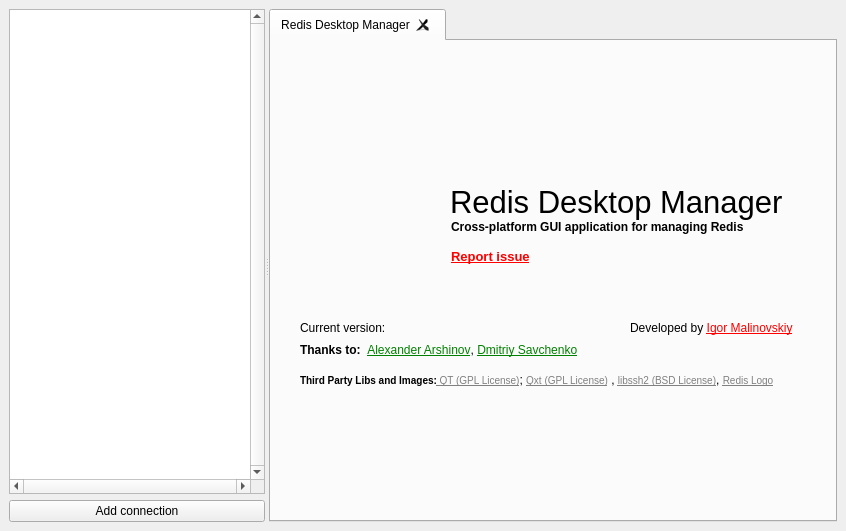
Before: the Qt Designer form redis-desktop-manager/forms/demo.ui in RedisInsight/RedisDesktopManager, drawn with Qt 5.
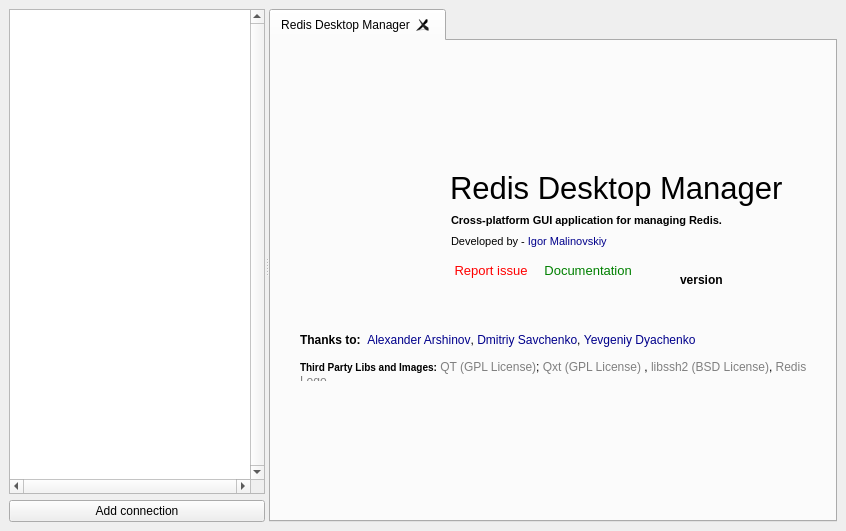
After: the same form once the commit is applied. Icons and pictures are not drawn.

Commit message: Improved wellcome tab + added documentation link ( fixed issue #14  )

The edit to the form file:
```diff
--- a/redis-desktop-manager/forms/demo.ui
+++ b/redis-desktop-manager/forms/demo.ui
@@ -239,9 +239,13 @@
              <enum>QFrame::NoFrame</enum>
             </property>
             <property name="text">
-             <string>&lt;html&gt;&lt;head/&gt;&lt;body style=&quot;width:100%&quot;&gt;&lt;div&gt;&lt;img style=&quot;float:left;&quot; src=&quot;:/images/redisBigIcon.png&quot;/&gt;&lt;div style=&quot; font-size:23pt; margin-left: 150px; margin-top:30px; display: inline-block; padding-left:50px;&quot;&gt;Redis Desktop Manager&lt;/div&gt;&lt;div style=&quot; font-weight:600; margin-left: 151px; display: inline-block; padding-left:53px;&quot;&gt;Cross-platform GUI application for managing Redis  &lt;/div&gt;
-&lt;div  style=&quot; margin-left: 151px; margin-top: 15px; display: inline-block; padding-left:53px;&quot;&gt;&lt;a style=&quot;font-size: 13px; color: red; font-weight:  800;&quot; href=&quot;https://github.com/uglide/RedisDesktopManager/issues&quot;&gt;Report issue&lt;/a&gt;&lt;/div&gt;
-&lt;/div&gt;&lt;/body&gt;&lt;/html&gt;</string>
+             <string>&lt;html&gt;&lt;head/&gt;
+
+&lt;style&gt;a {color: darkblue; text-decoration: none}&lt;/style&gt;
+&lt;body style=&quot;width:100%&quot;&gt;&lt;div&gt;&lt;img style=&quot;float:left;&quot; src=&quot;:/images/redisBigIcon.png&quot;/&gt;&lt;div style=&quot; font-size:23pt; margin-left: 150px; margin-top:22px; display: inline-block; padding-left:50px;&quot;&gt;Redis Desktop Manager&lt;/div&gt;&lt;div style=&quot;margin-left: 151px; display: inline-block; padding-left:53px; font-size: 11px; line-height: 21px&quot;&gt;&lt;b&gt;Cross-platform GUI application for managing Redis.&lt;/b&gt; &lt;br /&gt; Developed by - &lt;a href=&quot;http://glide.name/?rdm&quot;&gt;Igor Malinovskiy&lt;/a&gt; &lt;/div&gt;
+&lt;div  style=&quot; margin-left: 151px; margin-top: 15px; display: inline-block; padding-left:53px; line-height: 15px; &quot;&gt;&lt;a style=&quot;font-size: 13px; color: red;&quot; href=&quot;https://github.com/uglide/RedisDesktopManager/issues&quot;&gt;&lt;img  src=&quot;:/images/alert.png&quot; /&gt;&amp;nbsp;Report issue&lt;/a&gt;&amp;nbsp;&amp;nbsp;&amp;nbsp;&amp;nbsp;&lt;a style=&quot;font-size: 13px; color: green; &quot; href=&quot;https://github.com/uglide/RedisDesktopManager/wiki&quot;&gt;&lt;img  src=&quot;:/images/help.png&quot; /&gt;&amp;nbsp;Documentation&lt;/a&gt;&lt;/div&gt;
+&lt;/div&gt;
+&lt;/body&gt;&lt;/html&gt;</string>
             </property>
             <property name="textFormat">
              <enum>Qt::RichText</enum>
@@ -253,38 +257,13 @@
              <bool>true</bool>
             </property>
            </widget>
-           <widget class="QLabel" name="authorLabel">
-            <property name="geometry">
-             <rect>
-              <x>350</x>
-              <y>160</y>
-              <width>181</width>
-              <height>16</height>
-             </rect>
-            </property>
-            <property name="sizePolicy">
-             <sizepolicy hsizetype="Fixed" vsizetype="Fixed">
-              <horstretch>0</horstretch>
-              <verstretch>0</verstretch>
-             </sizepolicy>
-            </property>
-            <property name="text">
-             <string>&lt;style&gt;a {color: red;}&lt;/style&gt;Developed by &lt;a href=&quot;http://glide.name/?rdm&quot;&gt;Igor Malinovskiy&lt;/a&gt;</string>
-            </property>
-            <property name="openExternalLinks">
-             <bool>true</bool>
-            </property>
-            <property name="textInteractionFlags">
-             <set>Qt::TextBrowserInteraction</set>
-            </property>
-           </widget>
            <widget class="QLabel" name="currentVersionLabel">
             <property name="geometry">
              <rect>
-              <x>20</x>
-              <y>160</y>
-              <width>185</width>
-              <height>16</height>
+              <x>400</x>
+              <y>100</y>
+              <width>171</width>
+              <height>41</height>
              </rect>
             </property>
             <property name="sizePolicy">
@@ -294,14 +273,14 @@
              </sizepolicy>
             </property>
             <property name="text">
-             <string>Current version: </string>
+             <string>&lt;b&gt;version&lt;/b&gt;&amp;nbsp;</string>
             </property>
            </widget>
            <widget class="QLabel" name="thirdPartyToolsLabel">
             <property name="geometry">
              <rect>
               <x>20</x>
-              <y>210</y>
+              <y>200</y>
               <width>531</width>
               <height>21</height>
              </rect>
@@ -313,7 +292,9 @@
              </sizepolicy>
             </property>
             <property name="text">
-             <string>&lt;html&gt;&lt;head/&gt;&lt;body&gt;&lt;p&gt;&lt;span style=&quot; font-size:10px; font-weight:600;&quot;&gt;Third Party Libs and Images:&lt;/span&gt;&lt;a href=&quot;http://qt-project.org/&quot;&gt;&lt;span style=&quot; font-size:10px; text-decoration: underline; color:#808080;&quot;&gt; QT (GPL License)&lt;/span&gt;&lt;/a&gt;; &lt;a href=&quot;http://libqxt.org/&quot;&gt;&lt;span style=&quot; font-size:10px; text-decoration: underline; color:#808080;&quot;&gt;Qxt (GPL License)&lt;/span&gt;&lt;/a&gt; , &lt;a href=&quot;http://www.libssh2.org&quot;&gt;&lt;span style=&quot; font-size:10px; text-decoration: underline; color:#808080;&quot;&gt;libssh2 (BSD License)&lt;/span&gt;&lt;/a&gt;, &lt;a href=&quot;http://www.carlosprioglio.com/&quot;&gt;&lt;span style=&quot; font-size:10px; text-decoration: underline; color:#808080;&quot;&gt;Redis Logo&lt;/span&gt;&lt;/a&gt;&lt;/p&gt;&lt;/body&gt;&lt;/html&gt;</string>
+             <string>&lt;html&gt;&lt;head/&gt;&lt;body&gt;
+&lt;style&gt;a {color: #808080; text-decoration: none}&lt;/style&gt;
+&lt;p&gt;&lt;span style=&quot; font-size:10px; font-weight:600;&quot;&gt;Third Party Libs and Images:&lt;/span&gt;&lt;a href=&quot;http://qt-project.org/&quot;&gt; QT (GPL License)&lt;/a&gt;; &lt;a href=&quot;http://libqxt.org/&quot;&gt;Qxt (GPL License)&lt;/a&gt; , &lt;a href=&quot;http://www.libssh2.org&quot;&gt;libssh2 (BSD License)&lt;/a&gt;, &lt;a href=&quot;http://www.carlosprioglio.com/&quot;&gt;Redis Logo&lt;/a&gt;&lt;/p&gt;&lt;/body&gt;&lt;/html&gt;</string>
             </property>
             <property name="scaledContents">
              <bool>true</bool>
@@ -331,7 +312,7 @@
               <x>20</x>
               <y>130</y>
               <width>511</width>
-              <height>20</height>
+              <height>21</height>
              </rect>
             </property>
             <property name="sizePolicy">
@@ -354,7 +335,7 @@
             <property name="geometry">
              <rect>
               <x>20</x>
-              <y>180</y>
+              <y>170</y>
               <width>531</width>
               <height>21</height>
              </rect>
@@ -366,7 +347,8 @@
              </sizepolicy>
             </property>
             <property name="text">
-             <string>&lt;p&gt;&lt;b&gt;Thanks to:&amp;nbsp;&amp;nbsp;&lt;/b&gt;&lt;a href=&quot;https://github.com/stalker-druid/&quot;&gt;&lt;span style=&quot;color:green;&quot;&gt;Alexander Arshinov&lt;/span&gt;&lt;/a&gt;, &lt;a href=&quot;https://github.com/loginwashere&quot;&gt;&lt;span style=&quot; color:green;&quot;&gt;Dmitriy Savchenko&lt;/span&gt;&lt;/a&gt;&lt;/p&gt;</string>
+             <string>&lt;style&gt;a {color: darkblue; text-decoration: none}&lt;/style&gt;
+&lt;p&gt;&lt;b&gt;Thanks to:&amp;nbsp;&amp;nbsp;&lt;/b&gt;&lt;a href=&quot;https://github.com/stalker-druid/&quot;&gt;Alexander Arshinov&lt;/a&gt;, &lt;a href=&quot;https://github.com/loginwashere&quot;&gt;Dmitriy Savchenko&lt;/a&gt;, &lt;a href=&quot;https://github.com/loginwashere&quot;&gt;Yevgeniy  Dyachenko&lt;/a&gt;&lt;/p&gt;</string>
             </property>
             <property name="scaledContents">
              <bool>true</bool>
```
The commit also changes 3 other files.
